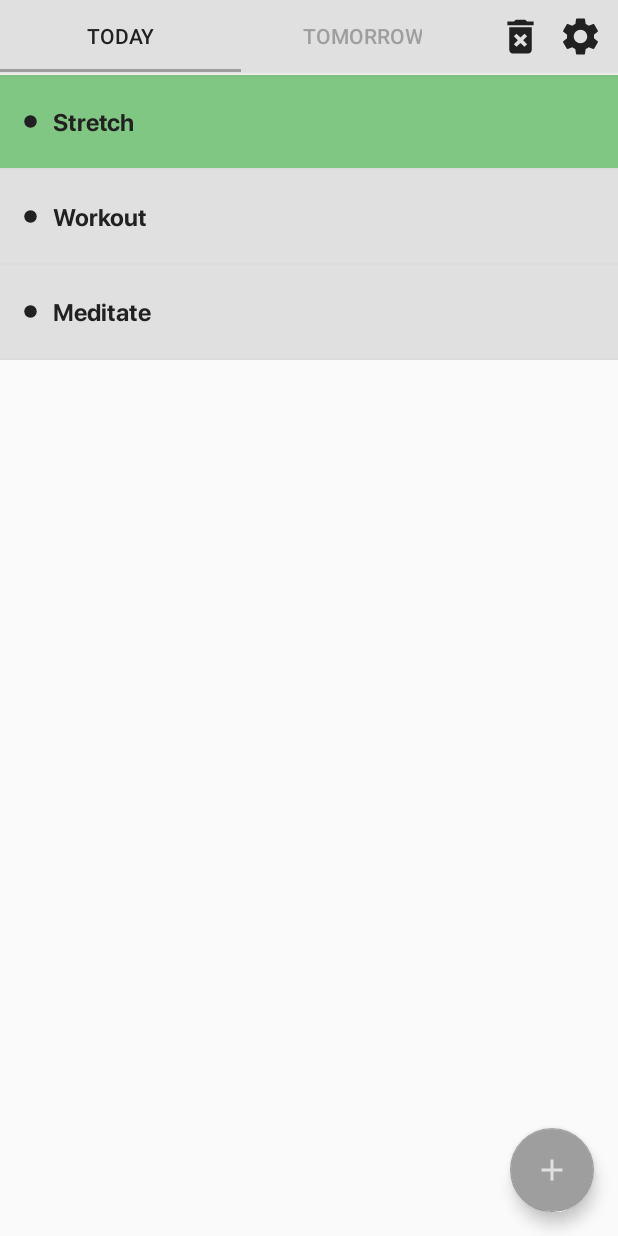
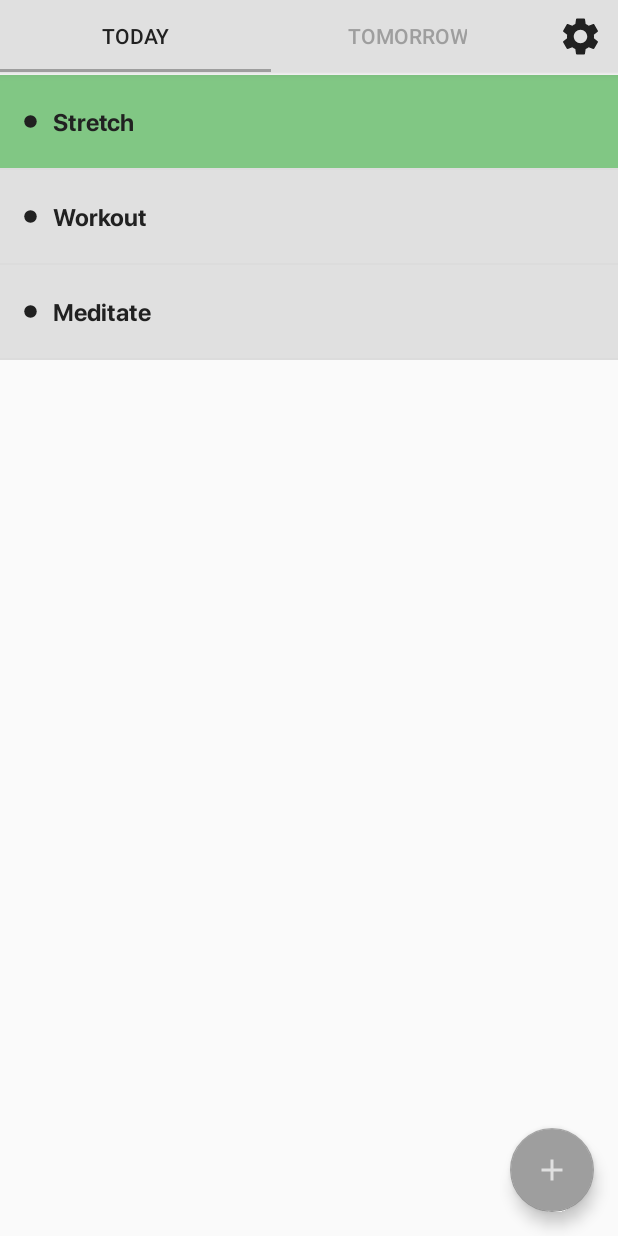
Before and after one commit to dwestaway/SatisfyingToDoList, an Android app: the screen it shows after launch (MainActivity), after a tap on "Stretch", on a phone screen of 412 x 824 dp. Run offline under Robolectric (Android 15) with nearby library versions, the phone set to English and light mode, and no system bars.

Commit message:
Delete button
Removed delete button, replaced with hold click to delete tasks

```diff
--- a/app/src/main/java/com/dwestaway/satisfyingtodolist/MainActivity.java
+++ b/app/src/main/java/com/dwestaway/satisfyingtodolist/MainActivity.java
@@ -22,8 +22,6 @@ import com.dwestaway.satisfyingtodolist.ui.main.SectionsPagerAdapter;
 
 public class MainActivity extends AppCompatActivity {
 
-    public Boolean delete = false;
-
     public Boolean newTaskViewVisible = false;
 
     @Override
@@ -43,32 +41,6 @@ public class MainActivity extends AppCompatActivity {
         newTaskLayout.setVisibility(View.GONE);
 
         final EditText newTaskEditText = findViewById(R.id.newTask);
-
-        final ImageButton deleteButton = findViewById(R.id.deleteButton);
-        deleteButton.setBackgroundResource(R.drawable.ic_baseline_delete_forever_24);
-
-
-
-        deleteButton.setOnClickListener(new View.OnClickListener() {
-            @Override
-            public void onClick(View v) {
-
-                if(delete == false)
-                {
-                    delete = true;
-
-                    deleteButton.setBackgroundResource(R.drawable.ic_baseline_delete_24);
-
-                    Toast.makeText(getApplicationContext(), "Press task to delete", Toast.LENGTH_SHORT).show();
-                }
-                else if (delete == true)
-                {
-                    delete = false;
-
-                    deleteButton.setBackgroundResource(R.drawable.ic_baseline_delete_forever_24);
-                }
-            }
-        });
 
         //set tab text colours
         tabs.setTabTextColors(getResources().getColor(R.color.colorAccent), getResources().getColor(R.color.textGrey));
--- a/app/src/main/java/com/dwestaway/satisfyingtodolist/ui/main/Fragment_main1.java
+++ b/app/src/main/java/com/dwestaway/satisfyingtodolist/ui/main/Fragment_main1.java
@@ -23,15 +23,11 @@ import java.util.ArrayList;
 
 public class Fragment_main1 extends Fragment {
 
-    //private ViewPager viewPager;
-    //private RecyclerView recyclerView;
     private ListView listView;
 
     private static ArrayList<ListItemModel> modelArrayList;
 
     private ListAdapter listAdapter;
-
-    public Boolean deleteMode;
 
     public MainActivity mainActivity;
 
@@ -61,9 +57,6 @@ public class Fragment_main1 extends Fragment {
         //get main activity to access variables from it
         mainActivity = (MainActivity) getActivity();
 
-        //set task deleting mode to false by default
-        deleteMode = false;
-
         //setup adapter
         listAdapter = new ListAdapter(getActivity(), modelArrayList);
         //set adapter to listView
@@ -75,10 +68,7 @@ public class Fragment_main1 extends Fragment {
             @Override
             public void onItemClick(AdapterView<?> parent, View view, int position, long id) {
 
-                deleteMode = mainActivity.delete;
 
-                if(deleteMode == false)
-                {
                 if(modelArrayList.get(position).getTaskDone() == false)
                 {
                     modelArrayList.get(position).setTaskDone(true);
@@ -88,17 +78,6 @@ public class Fragment_main1 extends Fragment {
                 else if(modelArrayList.get(position).getTaskDone() == true)
                 {
                     modelArrayList.get(position).setTaskDone(false);
-                    }
-
-                }
-                else if(deleteMode == true)
-                {
-                    modelArrayList.remove(position);
-
-                    listAdapter.notifyDataSetChanged();
-
-                    checkIfAllTasksDone();
-
                 }
 
                 //loop through all list items and set colour depending on if task is completed
@@ -123,7 +102,19 @@ public class Fragment_main1 extends Fragment {
             }
         });
 
+        listView.setOnItemLongClickListener(new AdapterView.OnItemLongClickListener() {
+            @Override
+            public boolean onItemLongClick(AdapterView<?> parent, View view, int position, long id) {
 
+                modelArrayList.remove(position);
+
+                listAdapter.notifyDataSetChanged();
+
+                checkIfAllTasksDone();
+
+                return true;
+            }
+        });
 
         //deleteMode(listView);
 
--- a/app/src/main/res/layout/activity_main.xml
+++ b/app/src/main/res/layout/activity_main.xml
@@ -29,7 +29,7 @@
                 android:background="#E0E0E0"
                 android:layout_marginRight="10dp"
                 app:layout_constraintBottom_toBottomOf="parent"
-                app:layout_constraintEnd_toStartOf="@+id/deleteButton"
+                app:layout_constraintEnd_toStartOf="@+id/settingsButton"
                 app:layout_constraintHorizontal_weight="8"
                 app:layout_constraintStart_toStartOf="parent"
                 app:layout_constraintTop_toTopOf="parent" />
@@ -43,16 +43,6 @@
                 android:src="@drawable/ic_baseline_settings_24"
                 app:layout_constraintBottom_toBottomOf="parent"
                 app:layout_constraintEnd_toEndOf="parent"
-                app:layout_constraintHorizontal_weight="2"
-                app:layout_constraintTop_toTopOf="parent" />
-            <ImageButton
-                android:id="@+id/deleteButton"
-                android:layout_width="0dp"
-                android:layout_height="wrap_content"
-                android:layout_marginRight="10dp"
-                android:background="@null"
-                app:layout_constraintBottom_toBottomOf="parent"
-                app:layout_constraintEnd_toStartOf="@id/settingsButton"
                 app:layout_constraintHorizontal_weight="2"
                 app:layout_constraintTop_toTopOf="parent" />
 
```
Lines whose indentation alone changed are shown as unchanged.
